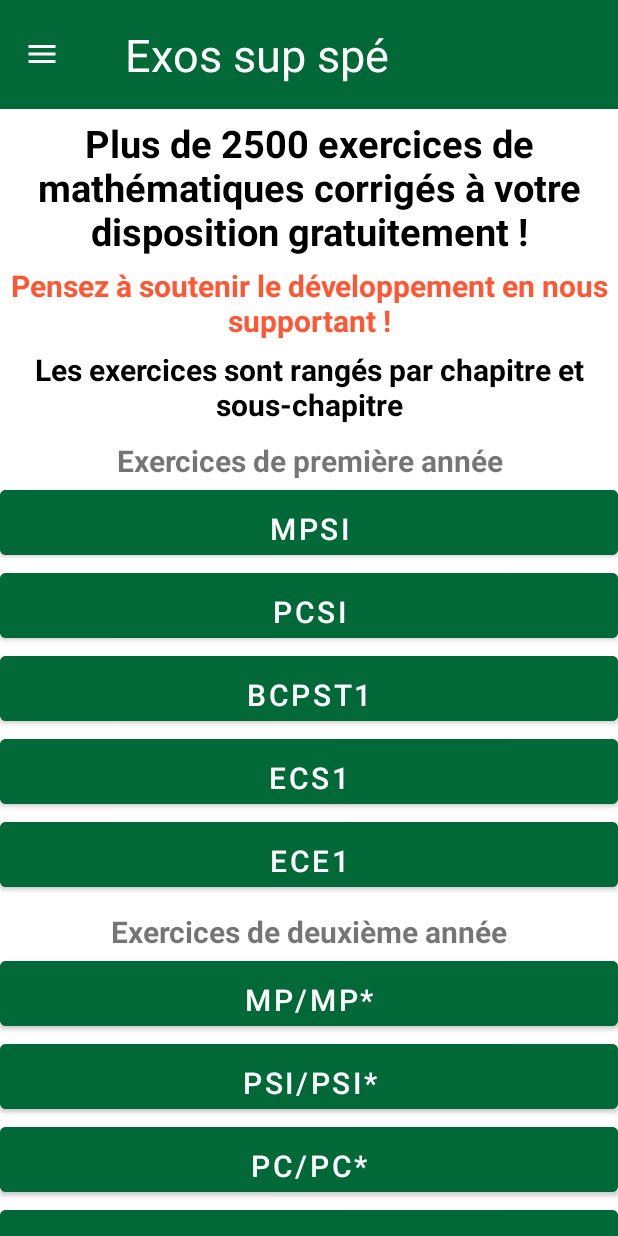
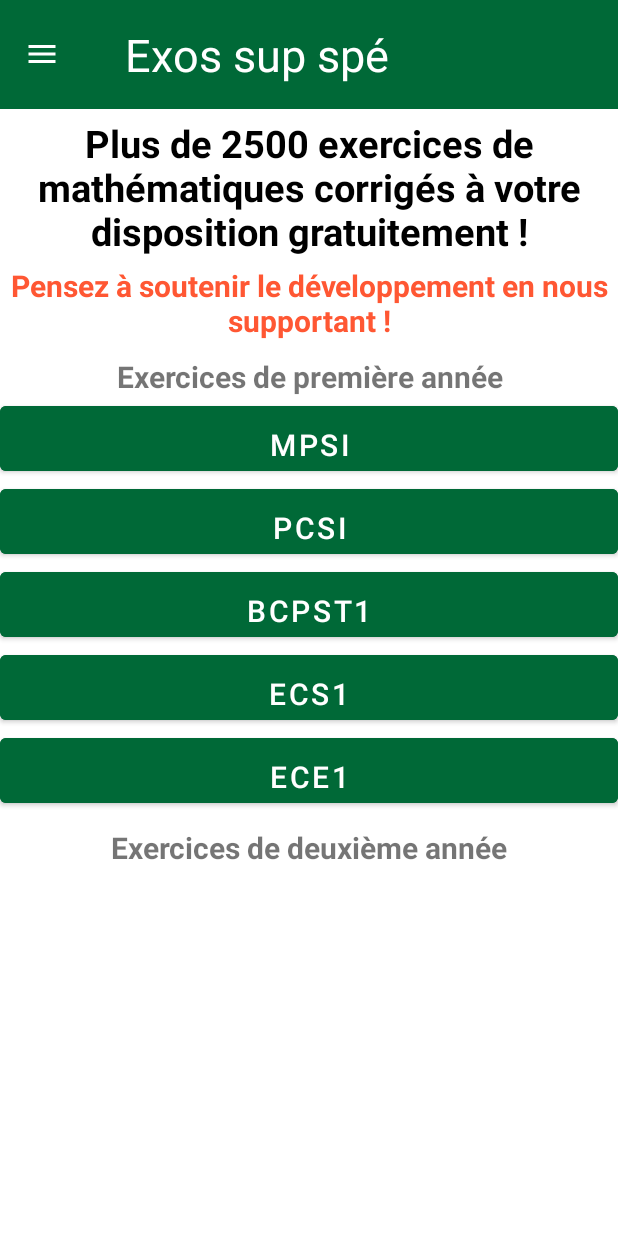
Before and after one commit to thomascorrenoz/Exos_sup_spe, an Android app: the screen it shows after launch (MainActivity), on a phone screen of 412 x 824 dp. Run offline under Robolectric (Android 15) with nearby library versions, the phone set to English and light mode, and no system bars.

Commit message:
Revert "Main scroll view"
This reverts commit 73afacd0171177650110c317f03f1a46a25399b5.

```diff
--- a/app/src/main/res/layout/activity_main.xml
+++ b/app/src/main/res/layout/activity_main.xml
@@ -38,23 +38,9 @@ android:layout_height="fill_parent">
             android:textSize="20sp"
             android:textStyle="bold"
             android:textAlignment="center"
-            app:layout_constraintEnd_toEndOf="@id/Nombre_d_exercices"
-            app:layout_constraintStart_toStartOf="@id/Nombre_d_exercices"
+            app:layout_constraintEnd_toEndOf="parent"
+            app:layout_constraintStart_toStartOf="parent"
             app:layout_constraintTop_toBottomOf="@+id/Nombre_d_exercices" />
-
-        <TextView
-            android:id="@+id/Organisation"
-            android:layout_width="wrap_content"
-            android:layout_height="wrap_content"
-            android:paddingTop="5dp"
-            android:text="Les exercices sont rangés par chapitre et sous-chapitre"
-            android:textColor="@color/black"
-            android:textSize="20sp"
-            android:textStyle="bold"
-            android:textAlignment="center"
-            app:layout_constraintEnd_toEndOf="@+id/support_main_text"
-            app:layout_constraintStart_toStartOf="@+id/support_main_text"
-            app:layout_constraintTop_toBottomOf="@+id/support_main_text" />
 
         <TextView
             android:id="@+id/exercices_de_premiere_annee"
@@ -67,7 +53,7 @@ android:layout_height="fill_parent">
             android:textAlignment="center"
             app:layout_constraintEnd_toEndOf="parent"
             app:layout_constraintStart_toStartOf="parent"
-            app:layout_constraintTop_toBottomOf="@+id/Organisation"
+            app:layout_constraintTop_toBottomOf="@+id/support_main_text"
             tools:ignore="NotSibling" />
 
         <Button
@@ -149,7 +135,7 @@ android:layout_height="fill_parent">
             android:id="@+id/exercices_de_deuxieme_annee"
             android:layout_width="match_parent"
             android:layout_height="wrap_content"
-            android:text="@string/exercices_de_deuxi_me_ann_e"
+            android:text="Exercices de deuxième année"
             android:textSize="20sp"
             android:textStyle="bold"
             android:paddingTop="10dp"
@@ -158,96 +144,5 @@ android:layout_height="fill_parent">
             app:layout_constraintStart_toStartOf="@id/buttonECE1"
             app:layout_constraintTop_toBottomOf="@+id/buttonECE1"
             tools:ignore="NotSibling" />
-
-        <Button
-            android:id="@+id/buttonMP"
-            android:layout_width="fill_parent"
-            android:layout_height="wrap_content"
-            android:text="@string/mp_mp"
-            android:textSize="20sp"
-            android:textAlignment="center"
-            android:textColor="@color/white"
-            android:backgroundTint="#006937"
-            app:layout_constraintEnd_toEndOf="@id/exercices_de_deuxieme_annee"
-            app:layout_constraintStart_toStartOf="@+id/exercices_de_deuxieme_annee"
-            app:layout_constraintTop_toBottomOf="@+id/exercices_de_deuxieme_annee"
-            android:paddingTop="12dp"
-            android:paddingHorizontal="100dp"/>
-
-        <Button
-            android:id="@+id/buttonPSI"
-            android:layout_width="fill_parent"
-            android:layout_height="wrap_content"
-            android:text="@string/psi_psi"
-            android:textSize="20sp"
-            android:textAlignment="center"
-            android:textColor="@color/white"
-            android:backgroundTint="#006937"
-            app:layout_constraintEnd_toEndOf="@id/buttonMP"
-            app:layout_constraintStart_toStartOf="@+id/buttonMP"
-            app:layout_constraintTop_toBottomOf="@+id/buttonMP"
-            android:paddingTop="12dp"
-            android:paddingHorizontal="100dp"/>
-
-        <Button
-            android:id="@+id/buttonPC"
-            android:layout_width="fill_parent"
-            android:layout_height="wrap_content"
-            android:text="@string/pc_pc"
-            android:textSize="20sp"
-            android:textAlignment="center"
-            android:textColor="@color/white"
-            android:backgroundTint="#006937"
-            app:layout_constraintEnd_toEndOf="@id/buttonPSI"
-            app:layout_constraintStart_toStartOf="@+id/buttonPSI"
-            app:layout_constraintTop_toBottomOf="@+id/buttonPSI"
-            android:paddingTop="12dp"
-            android:paddingHorizontal="100dp"/>
-
-        <Button
-            android:id="@+id/buttonBCPST2"
-            android:layout_width="fill_parent"
-            android:layout_height="wrap_content"
-            android:text="@string/bcpst2"
-            android:textSize="20sp"
-            android:textAlignment="center"
-            android:textColor="@color/white"
-            android:backgroundTint="#006937"
-            app:layout_constraintEnd_toEndOf="@id/buttonPC"
-            app:layout_constraintStart_toStartOf="@+id/buttonPC"
-            app:layout_constraintTop_toBottomOf="@+id/buttonPC"
-            android:paddingTop="12dp"
-            android:paddingHorizontal="100dp"/>
-
-        <Button
-            android:id="@+id/buttonECS2"
-            android:layout_width="fill_parent"
-            android:layout_height="wrap_content"
-            android:text="@string/ecs2"
-            android:textSize="20sp"
-            android:textAlignment="center"
-            android:textColor="@color/white"
-            android:backgroundTint="#006937"
-            app:layout_constraintEnd_toEndOf="@id/buttonBCPST2"
-            app:layout_constraintStart_toStartOf="@+id/buttonBCPST2"
-            app:layout_constraintTop_toBottomOf="@+id/buttonBCPST2"
-            android:paddingTop="12dp"
-            android:paddingHorizontal="100dp"/>
-
-        <Button
-            android:id="@+id/buttonECE2"
-            android:layout_width="fill_parent"
-            android:layout_height="wrap_content"
-            android:text="ECE2"
-            android:textSize="20sp"
-            android:textAlignment="center"
-            android:textColor="@color/white"
-            android:backgroundTint="#006937"
-            app:layout_constraintEnd_toEndOf="@id/buttonECS2"
-            app:layout_constraintStart_toStartOf="@+id/buttonECS2"
-            app:layout_constraintTop_toBottomOf="@+id/buttonECS2"
-            android:paddingTop="12dp"
-            android:paddingHorizontal="100dp"/>
-
     </androidx.constraintlayout.widget.ConstraintLayout>
 </ScrollView>
--- a/app/src/main/res/values/strings.xml
+++ b/app/src/main/res/values/strings.xml
@@ -9,10 +9,4 @@
     <string name="pensez_soutenir_le_d_veloppement_en_nous_supportant">Pensez à soutenir le développement en nous supportant !</string>
     <string name="ecs1">ECS1</string>
     <string name="ece1">ECE1</string>
-    <string name="mp_mp">MP/MP*</string>
-    <string name="psi_psi">PSI/PSI*</string>
-    <string name="exercices_de_deuxi_me_ann_e">Exercices de deuxième année</string>
-    <string name="pc_pc">PC/PC*</string>
-    <string name="bcpst2">BCPST2</string>
-    <string name="ecs2">ECS2</string>
 </resources>
```
